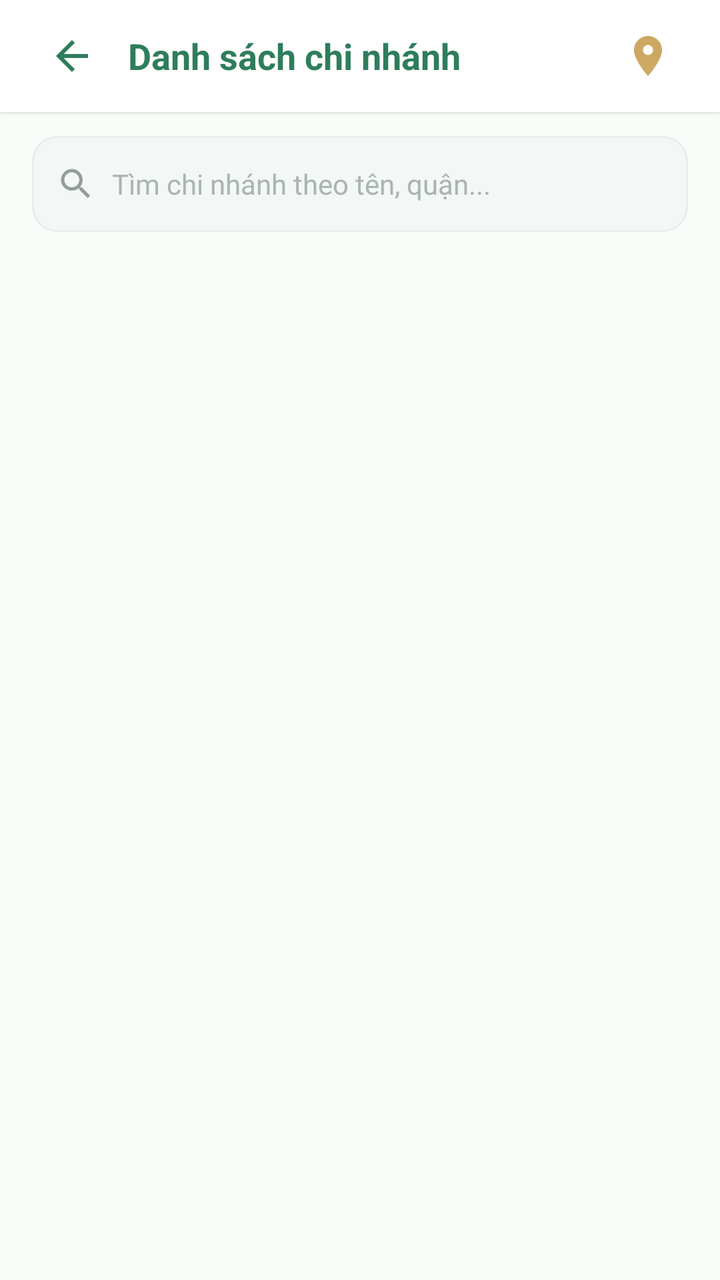
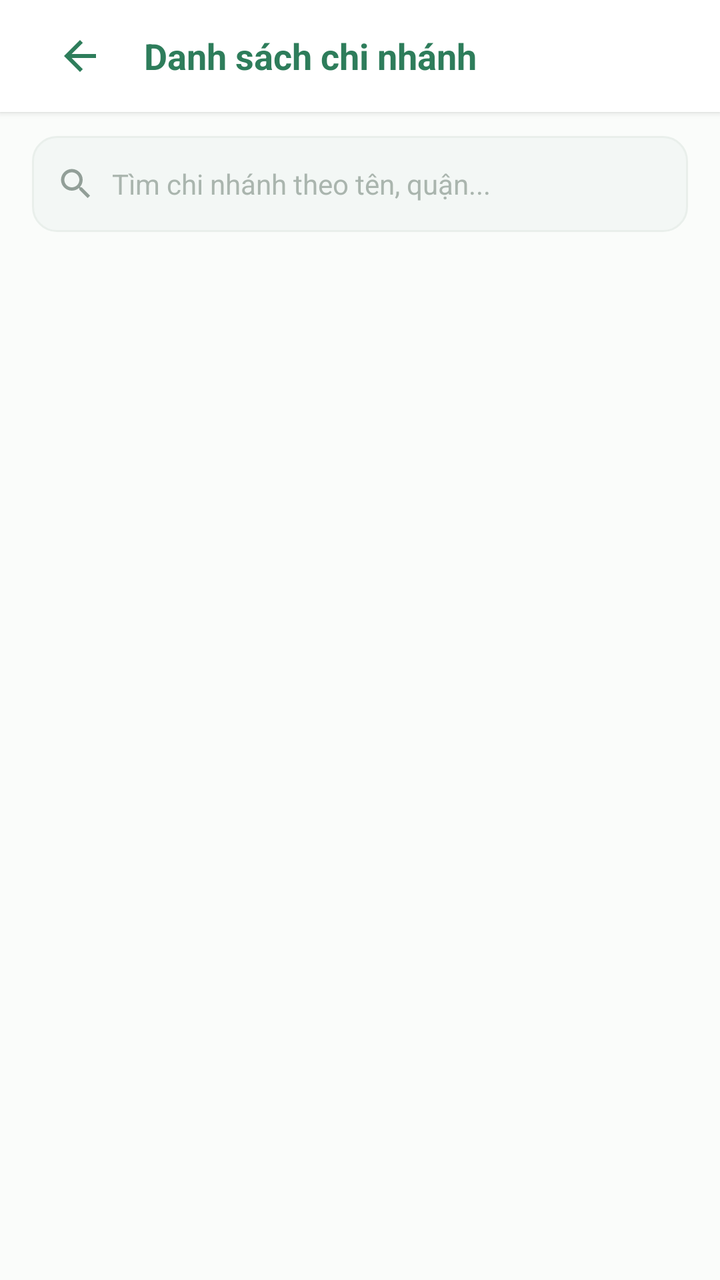

Two renders of the same Android screen: before a commit and after it. Below are the layout's source before the change and the commit's diff.
<!-- AndroidManifest.xml: application theme Theme.VietTable -->
<!-- res/layout/fragment_branch_list.xml -->
<?xml version="1.0" encoding="utf-8"?>
<LinearLayout
    xmlns:android="http://schemas.android.com/apk/res/android"
    xmlns:app="http://schemas.android.com/apk/res-auto"
    android:layout_width="match_parent"
    android:layout_height="match_parent"
    android:background="@color/bg_cream"
    android:orientation="vertical">

    
    <LinearLayout
        android:layout_width="match_parent"
        android:layout_height="wrap_content"
        android:minHeight="56dp"
        android:tag="safe_top"
        android:background="@color/surface"
        android:elevation="2dp"
        android:gravity="center_vertical"
        android:orientation="horizontal"
        android:paddingHorizontal="16dp">

        <ImageButton
            android:id="@+id/btnBack"
            android:layout_width="40dp"
            android:layout_height="40dp"
            android:background="?attr/selectableItemBackgroundBorderless"
            android:src="@drawable/ic_back"
            app:tint="@color/primary" />

        <TextView
            android:layout_width="0dp"
            android:layout_height="wrap_content"
            android:layout_marginStart="8dp"
            android:layout_weight="1"
            android:text="@string/branch_title"
            android:textColor="@color/primary"
            android:textSize="18sp"
            android:textStyle="bold" />

        <ImageButton
            android:id="@+id/btnOpenMap"
            android:layout_width="40dp"
            android:layout_height="40dp"
            android:background="?attr/selectableItemBackgroundBorderless"
            android:src="@drawable/ic_location"
            app:tint="@color/accent_gold" />
    </LinearLayout>

    
    <LinearLayout
        android:layout_width="match_parent"
        android:layout_height="48dp"
        android:layout_marginHorizontal="16dp"
        android:layout_marginTop="12dp"
        android:layout_marginBottom="8dp"
        android:background="@drawable/bg_search_input"
        android:gravity="center_vertical"
        android:orientation="horizontal"
        android:paddingHorizontal="12dp">

        <ImageView
            android:layout_width="20dp"
            android:layout_height="20dp"
            android:src="@drawable/ic_search"
            app:tint="@color/text_tertiary" />

        <EditText
            android:id="@+id/etSearchBranch"
            android:layout_width="match_parent"
            android:layout_height="match_parent"
            android:layout_marginStart="8dp"
            android:background="@null"
            android:hint="Tìm chi nhánh theo tên, quận..."
            android:textColor="@color/text_primary"
            android:textColorHint="@color/text_hint"
            android:textSize="14sp" />
    </LinearLayout>

    
    <androidx.recyclerview.widget.RecyclerView
        android:id="@+id/rvBranches"
        android:layout_width="match_parent"
        android:layout_height="match_parent"
        android:clipToPadding="false"
        android:tag="safe_bottom"
        android:paddingBottom="24dp" />

</LinearLayout>
<!-- resources referenced by this layout -->
<resources>
  <color name="accent_gold">#CCA862</color>
  <color name="bg_cream">#FAFCFA</color>
  <color name="primary">#2E7D5B</color>
  <color name="surface">#FFFFFF</color>
  <color name="text_hint">#AAB5AE</color>
  <color name="text_primary">#222D27</color>
  <color name="text_tertiary">#929F98</color>
  <string name="branch_title">Danh sách chi nhánh</string>
  <style name="Theme.VietTable" parent="Base.Theme.VietTable" />
  <color name="surface_variant">#F3F7F5</color>
  <color name="divider">#E9EFEB</color>
  <style name="Base.Theme.VietTable" parent="Theme.Material3.Light.NoActionBar">
          
          <item name="colorPrimary">@color/primary</item>
          <item name="colorPrimaryDark">@color/primary_dark</item>
          <item name="colorOnPrimary">@color/on_primary</item>
          <item name="colorPrimaryContainer">@color/primary_container</item>
          <item name="colorOnPrimaryContainer">@color/on_primary_container</item>
  
          <item name="colorSecondary">@color/accent_gold</item>
          <item name="colorOnSecondary">@color/white</item>
          <item name="colorSecondaryContainer">@color/accent_gold_container</item>
          <item name="colorOnSecondaryContainer">@color/accent_gold_dark</item>
  
          <item name="android:colorBackground">@color/bg_cream</item>
          <item name="colorSurface">@color/surface</item>
          <item name="colorOnSurface">@color/text_primary</item>
          <item name="colorSurfaceVariant">@color/surface_variant</item>
  
          <item name="colorError">@color/semantic_error</item>
          <item name="colorOnError">@color/white</item>
  
          
          <item name="android:statusBarColor">@android:color/transparent</item>
          <item name="android:windowLightStatusBar">true</item>
          <item name="android:navigationBarColor">@android:color/transparent</item>
          <item name="android:windowLightNavigationBar">true</item>
  
          
          <item name="colorAccent">@color/primary</item>
          <item name="alertDialogTheme">@style/ThemeOverlay.VietTable.Dialog.Alert</item>
          <item name="materialAlertDialogTheme">@style/ThemeOverlay.VietTable.MaterialAlertDialog</item>
          <item name="buttonBarPositiveButtonStyle">@style/Widget.VietTable.Dialog.Button.Positive</item>
          <item name="buttonBarNegativeButtonStyle">@style/Widget.VietTable.Dialog.Button.Negative</item>
          <item name="buttonBarNeutralButtonStyle">@style/Widget.VietTable.Dialog.Button.Neutral</item>
          <item name="materialButtonStyle">@style/Widget.VietTable.Button.Primary</item>
          <item name="materialButtonOutlinedStyle">@style/Widget.VietTable.Button.Outlined</item>
          <item name="borderlessButtonStyle">@style/Widget.VietTable.Button.Text</item>
          <item name="materialCardViewStyle">@style/Widget.VietTable.Card</item>
          <item name="textInputStyle">@style/Widget.VietTable.TextInputLayout</item>
          <item name="toolbarStyle">@style/Widget.VietTable.Toolbar</item>
          <item name="bottomNavigationStyle">@style/Widget.VietTable.BottomNavigationView</item>
      </style>
  <color name="primary_dark">#24654A</color>
  <color name="on_primary">#FFFFFF</color>
  <color name="primary_container">#EEF7F2</color>
  <color name="on_primary_container">#1B4E38</color>
  <color name="white">#FFFFFFFF</color>
  <color name="accent_gold_container">#FAF5EB</color>
  <color name="accent_gold_dark">#9E7D33</color>
  <color name="semantic_error">#D32F2F</color>
  <color name="text_secondary">#68766E</color>
  <color name="transparent">#00000000</color>
  <dimen name="btn_height_primary">52dp</dimen>
  <dimen name="radius_medium">12dp</dimen>
  <dimen name="radius_large">16dp</dimen>
  <dimen name="card_elevation">1.5dp</dimen>
  <dimen name="card_stroke_width">1dp</dimen>
  <dimen name="text_button">14sp</dimen>
  <!-- unchanged entries left out for length: 21 -->
</resources>

<!-- the commit's change to res/layout/fragment_branch_list.xml (unified diff, before → after) -->
@@ -21,9 +21,10 @@
 
         <ImageButton
             android:id="@+id/btnBack"
-            android:layout_width="40dp"
-            android:layout_height="40dp"
+            android:layout_width="48dp"
+            android:layout_height="48dp"
             android:background="?attr/selectableItemBackgroundBorderless"
+            android:contentDescription="@string/a11y_back"
             android:src="@drawable/ic_back"
             app:tint="@color/primary" />
 
@@ -39,10 +40,12 @@
 
         <ImageButton
             android:id="@+id/btnOpenMap"
-            android:layout_width="40dp"
-            android:layout_height="40dp"
+            android:layout_width="48dp"
+            android:layout_height="48dp"
             android:background="?attr/selectableItemBackgroundBorderless"
+            android:contentDescription="Xem bản đồ chi nhánh"
             android:src="@drawable/ic_location"
+            android:visibility="gone"
             app:tint="@color/accent_gold" />
     </LinearLayout>
 
@@ -61,6 +64,7 @@
         <ImageView
             android:layout_width="20dp"
             android:layout_height="20dp"
+            android:contentDescription="@null"
             android:src="@drawable/ic_search"
             app:tint="@color/text_tertiary" />
 
@@ -71,18 +75,58 @@
             android:layout_marginStart="8dp"
             android:background="@null"
             android:hint="Tìm chi nhánh theo tên, quận..."
+            android:imeOptions="actionSearch"
+            android:inputType="text"
             android:textColor="@color/text_primary"
             android:textColorHint="@color/text_hint"
             android:textSize="14sp" />
     </LinearLayout>
 
     
-    <androidx.recyclerview.widget.RecyclerView
-        android:id="@+id/rvBranches"
+    <FrameLayout
         android:layout_width="match_parent"
-        android:layout_height="match_parent"
-        android:clipToPadding="false"
-        android:tag="safe_bottom"
-        android:paddingBottom="24dp" />
+        android:layout_height="0dp"
+        android:layout_weight="1">
+
+        <androidx.recyclerview.widget.RecyclerView
+            android:id="@+id/rvBranches"
+            android:layout_width="match_parent"
+            android:layout_height="match_parent"
+            android:clipToPadding="false"
+            android:paddingBottom="24dp"
+            android:tag="safe_bottom" />
+
+        <LinearLayout
+            android:layout_width="match_parent"
+            android:layout_height="match_parent"
+            android:gravity="center"
+            android:orientation="vertical"
+            android:padding="32dp">
+
+            <com.google.android.material.progressindicator.CircularProgressIndicator
+                android:id="@+id/progressBranches"
+                android:layout_width="40dp"
+                android:layout_height="40dp"
+                android:visibility="gone" />
+
+            <TextView
+                android:id="@+id/tvBranchState"
+                android:layout_width="match_parent"
+                android:layout_height="wrap_content"
+                android:gravity="center"
+                android:textColor="@color/text_secondary"
+                android:textSize="14sp"
+                android:visibility="gone" />
+
+            <com.google.android.material.button.MaterialButton
+                android:id="@+id/btnRetryBranches"
+                style="@style/Widget.VietTable.Button.Outlined"
+                android:layout_width="wrap_content"
+                android:layout_height="wrap_content"
+                android:layout_marginTop="12dp"
+                android:text="@string/state_retry"
+                android:visibility="gone" />
+        </LinearLayout>
+    </FrameLayout>
 
 </LinearLayout>
<!-- resource entries referenced after the edit -->
@@ -7,7 +7,9 @@
   <color name="text_hint">#AAB5AE</color>
   <color name="text_primary">#222D27</color>
   <color name="text_tertiary">#929F98</color>
+  <string name="a11y_back">Quay lại</string>
   <string name="branch_title">Danh sách chi nhánh</string>
+  <string name="state_retry">Thử lại</string>
   <style name="Theme.VietTable" parent="Base.Theme.VietTable" />
   <color name="surface_variant">#F3F7F5</color>
   <color name="divider">#E9EFEB</color>
@@ -36,7 +38,6 @@
           <item name="android:statusBarColor">@android:color/transparent</item>
           <item name="android:windowLightStatusBar">true</item>
           <item name="android:navigationBarColor">@android:color/transparent</item>
-          <item name="android:windowLightNavigationBar">true</item>
   
           
           <item name="colorAccent">@color/primary</item>
